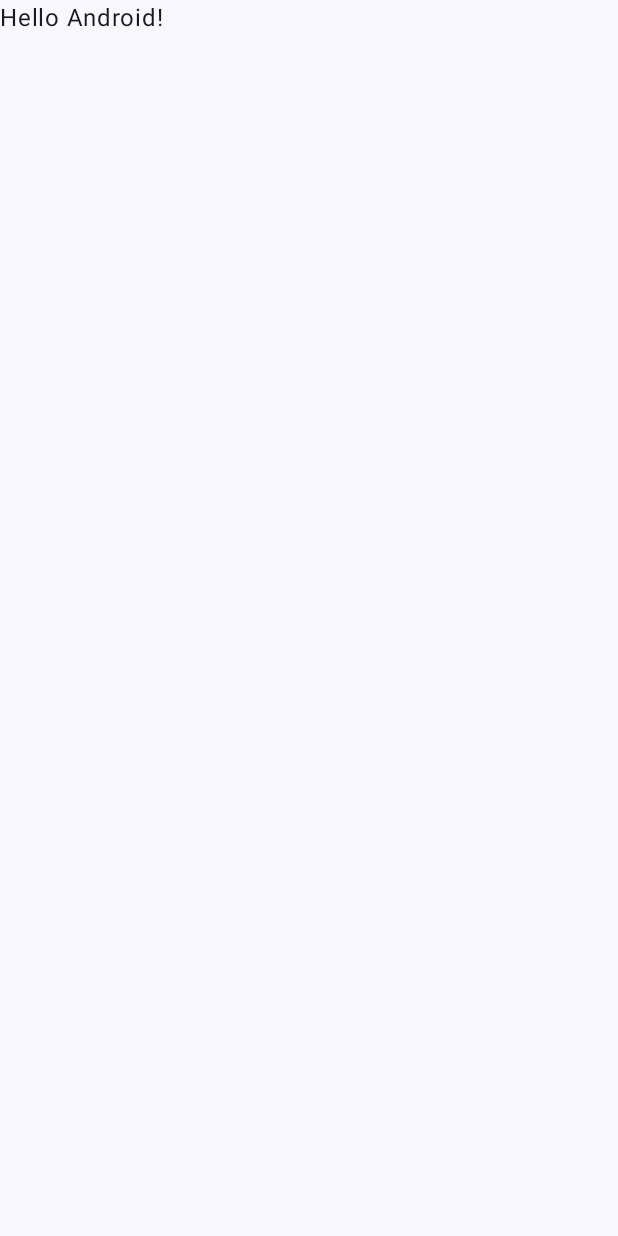
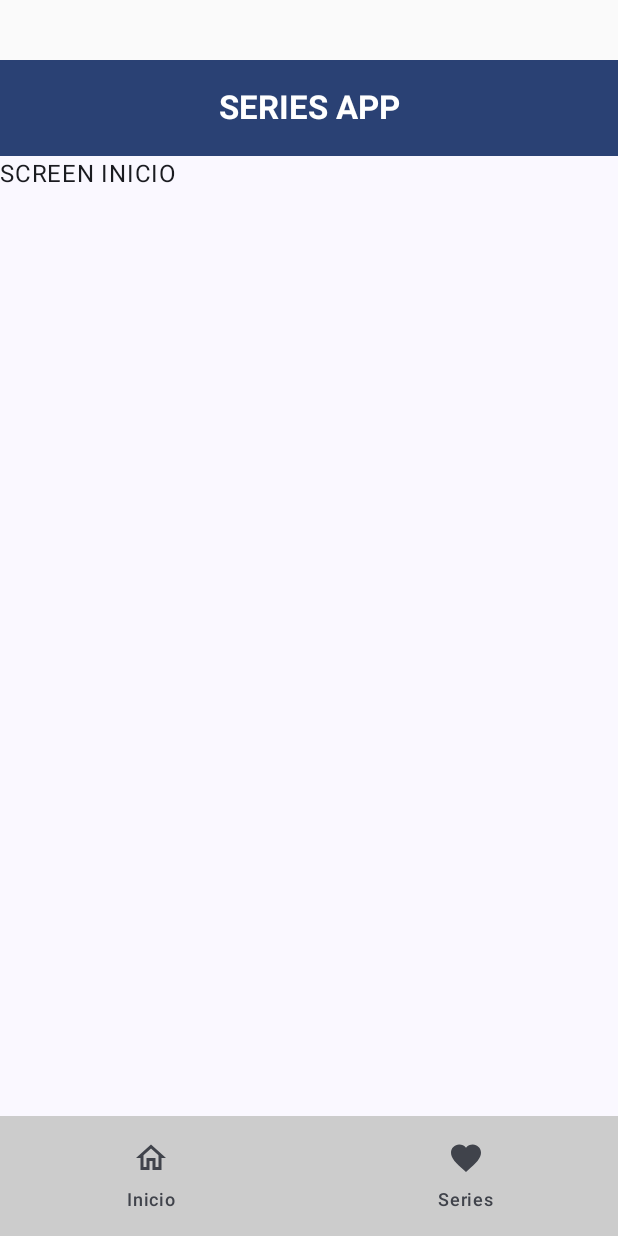
Before and after one commit to theakerler/App10-RetrofitApi, an Android app built with Jetpack Compose: the screen it shows after launch (MainActivity), on a phone screen of 412 x 824 dp. Before the commit the screen is almost empty. Run offline under Robolectric (Android 15) with nearby library versions, the phone set to English and light mode, and no system bars.

Commit message:
fix: update SerieApiService endpoints and Retrofit base URL in SeriesApp.kt

```diff
--- a/app/src/main/java/com/estradaperez/lab10/MainActivity.kt
+++ b/app/src/main/java/com/estradaperez/lab10/MainActivity.kt
@@ -19,29 +19,8 @@ class MainActivity : ComponentActivity() {
         enableEdgeToEdge()
         setContent {
             Lab10Theme {
-                Scaffold(modifier = Modifier.fillMaxSize()) { innerPadding ->
-                    Greeting(
-                        name = "Android",
-                        modifier = Modifier.padding(innerPadding)
-                    )
-                }
+                SeriesApp()
             }
         }
     }
 }
-
-@Composable
-fun Greeting(name: String, modifier: Modifier = Modifier) {
-    Text(
-        text = "Hello $name!",
-        modifier = modifier
-    )
-}
-
-@Preview(showBackground = true)
-@Composable
-fun GreetingPreview() {
-    Lab10Theme {
-        Greeting("Android")
-    }
-}
--- a/app/src/main/java/com/estradaperez/lab10/SeriesApp.kt
+++ b/app/src/main/java/com/estradaperez/lab10/SeriesApp.kt
@@ -39,7 +39,7 @@ import retrofit2.converter.gson.GsonConverterFactory
 
 @Composable
 fun SeriesApp() {
-    val urlBase = "http://192.168.165.135:8000/" // o tu IP si usarás un dispositivo externo
+    val urlBase = "http://192.168.165.135:8000/api/series/" // o tu IP si usarás un dispositivo externo
     val retrofit = Retrofit.Builder().baseUrl(urlBase)
         .addConverterFactory(GsonConverterFactory.create()).build()
     val servicio = retrofit.create(SerieApiService::class.java)
--- a/app/src/main/java/com/estradaperez/lab10/service/SerieApiService.kt
+++ b/app/src/main/java/com/estradaperez/lab10/service/SerieApiService.kt
@@ -11,19 +11,19 @@ import retrofit2.http.PUT
 import retrofit2.http.Path
 
 interface SerieApiService {
-    @GET("serie")
-    suspend fun selectSeries():ArrayList<SerieModel>
+    @GET(".")
+    suspend fun selectSeries(): ArrayList<SerieModel>
 
-    @GET("serie/{id}")
-    suspend fun selectSerie(@Path("id") id:String): Response<SerieModel>
+    @GET("{id}/")
+    suspend fun selectSerie(@Path("id") id: String): Response<SerieModel>
 
     @Headers("Content-Type: application/json")
-    @POST("serie")
+    @POST(".")
     suspend fun insertSerie(@Body serie: SerieModel): Response<SerieModel>
 
-    @PUT("serie/{id}")
-    suspend fun updateSerie(@Path("id") id:String, @Body serie: SerieModel): Response<SerieModel>
+    @PUT("{id}/")
+    suspend fun updateSerie(@Path("id") id: String, @Body serie: SerieModel): Response<SerieModel>
 
-    @DELETE("serie/{id}")
-    suspend fun deleteSerie(@Path("id") id:String): Response<SerieModel>
+    @DELETE("{id}/")
+    suspend fun deleteSerie(@Path("id") id: String): Response<SerieModel>
 }
```
